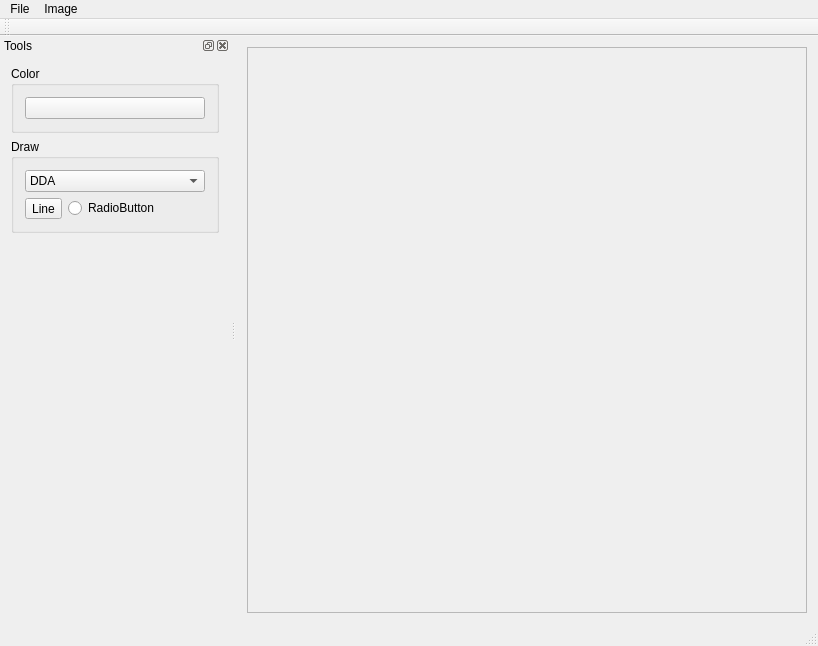
Qt form ImageViewer.ui (mavik3/pg) before a commit.
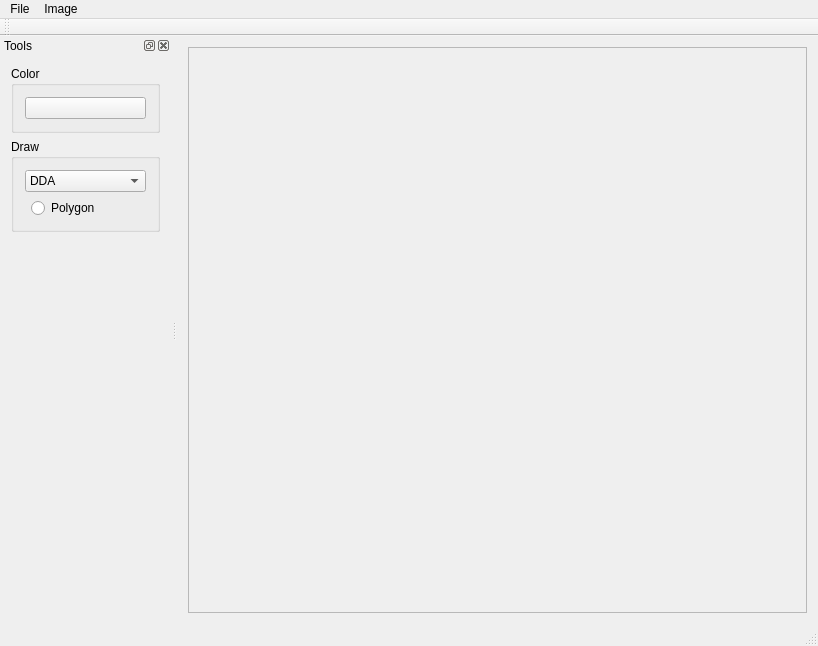
The same form after that commit.

Commit message: optimalizival som kod pre usecku a polygon

What changed in the file:
```diff
--- a/ImageViewer.ui
+++ b/ImageViewer.ui
@@ -25,7 +25,7 @@
         <rect>
          <x>0</x>
          <y>0</y>
-         <width>570</width>
+         <width>633</width>
          <height>565</height>
         </rect>
        </property>
@@ -133,20 +133,10 @@
           </property>
          </spacer>
         </item>
-        <item row="1" column="0">
-         <widget class="QToolButton" name="toolButtonDrawLine">
-          <property name="text">
-           <string>Line</string>
-          </property>
-          <property name="checkable">
-           <bool>true</bool>
-          </property>
-         </widget>
-        </item>
         <item row="1" column="1">
          <widget class="QRadioButton" name="Polygon">
           <property name="text">
-           <string>RadioButton</string>
+           <string>Polygon</string>
           </property>
          </widget>
         </item>
```
The commit also changes 2 other files.
